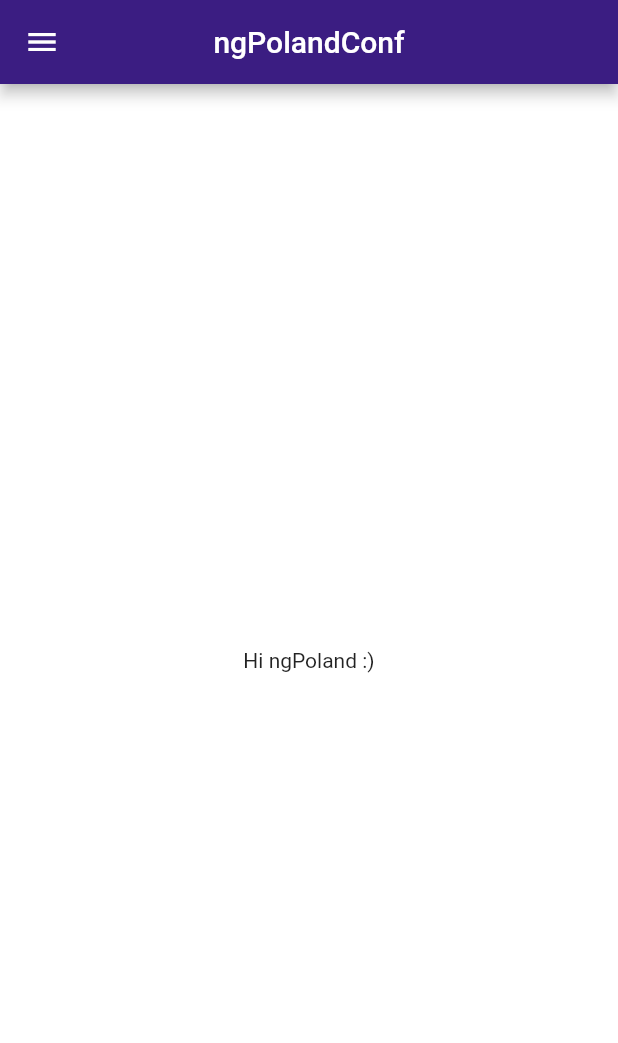
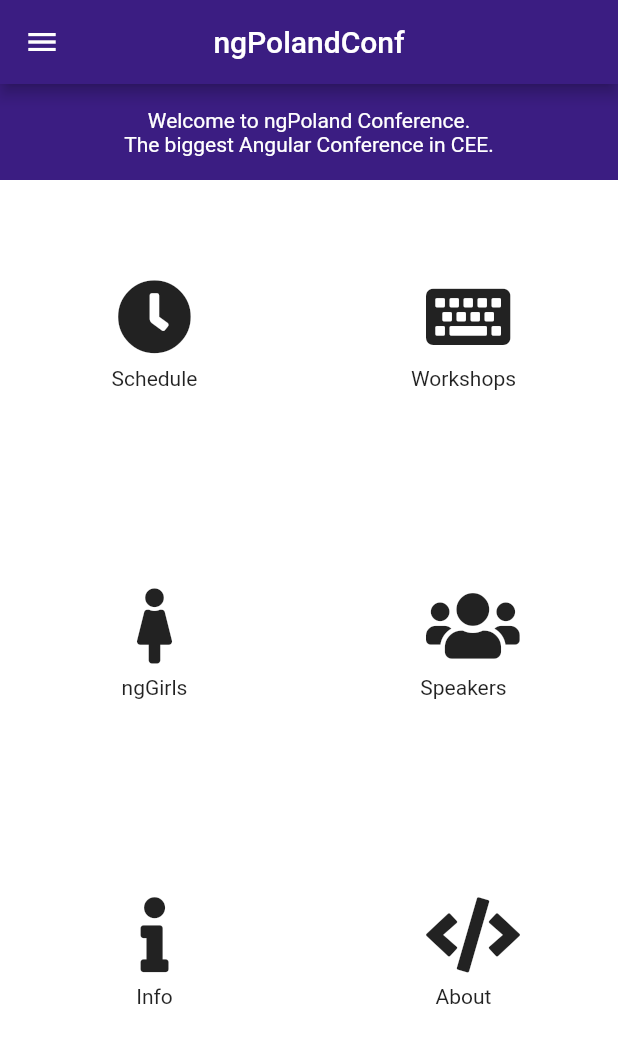
Before and after one commit to gdgradzymin/ngPolandConfNext, a Flutter app: the screen it shows after launch, on a phone screen of 412 x 824 dp. Shown: the top 1043 px of the screen. Run offline on Flutter 3.47's test engine with Material 2 defaults, Android fonts, the phone set to English and light mode, and no system bars; our stand-ins replace font_awesome_flutter, shared_preferences; statements that could not run were skipped.

Commit message:
Added screen Home

```diff
--- a/lib/screens/home.dart
+++ b/lib/screens/home.dart
@@ -1,5 +1,6 @@
 import 'package:flutter/material.dart';
 import 'package:ng_poland_conf_next/widgets/drawer.dart';
+import 'package:ng_poland_conf_next/widgets/home/tabs.dart';
 
 class Home extends StatelessWidget {
   static const routeName = '/';
@@ -18,10 +19,29 @@
       drawer: DrawerNg(),
       body: Center(
         child: Column(
-          mainAxisAlignment: MainAxisAlignment.center,
+          mainAxisAlignment: MainAxisAlignment.start,
           children: <Widget>[
-            Text(
-              'Hi ngPoland :)',
+            Container(
+              color: Theme.of(context).primaryColor,
+              width: double.infinity,
+              padding: const EdgeInsets.all(16.0),
+              child: Column(
+                children: [
+                  Text(
+                    'Welcome to ngPoland Conference.',
+                    textAlign: TextAlign.center,
+                    style: TextStyle(color: Colors.white),
+                  ),
+                  Text(
+                    'The biggest Angular Conference in CEE.',
+                    textAlign: TextAlign.center,
+                    style: TextStyle(color: Colors.white),
+                  ),
+                ],
+              ),
+            ),
+            Expanded(
+              child: HomeTabs(),
             ),
           ],
         ),
--- /dev/null
+++ b/lib/widgets/home/button.dart
@@ -0,0 +1,47 @@
+import 'package:flutter/material.dart';
+import 'package:ng_poland_conf_next/providers/themeManager.dart';
+import 'package:provider/provider.dart';
+
+class HomeButton extends StatelessWidget {
+  final String name;
+  final IconData icon;
+  final String routeName;
+
+  HomeButton({
+    this.name,
+    this.icon,
+    this.routeName,
+  });
+
+  @override
+  Widget build(BuildContext context) {
+    return InkWell(
+      onTap: () {
+        Navigator.of(context).pushReplacementNamed(routeName);
+      },
+      child: Column(
+        mainAxisAlignment: MainAxisAlignment.center,
+        children: [
+          Icon(
+            icon,
+            color: Provider.of<ThemeNotifier>(context).darkTheme
+                ? Theme.of(context).accentColor
+                : Theme.of(context).primaryColor,
+            size: 50,
+          ),
+          SizedBox(
+            height: MediaQuery.of(context).size.height * 0.01,
+          ),
+          Text(
+            name,
+            style: TextStyle(
+              color: Provider.of<ThemeNotifier>(context).darkTheme
+                  ? Colors.white
+                  : Theme.of(context).accentColor,
+            ),
+          ),
+        ],
+      ),
+    );
+  }
+}
--- /dev/null
+++ b/lib/widgets/home/tabs.dart
@@ -0,0 +1,51 @@
+import 'package:flutter/material.dart';
+import 'package:font_awesome_flutter/font_awesome_flutter.dart';
+import 'package:ng_poland_conf_next/screens/about.dart';
+import 'package:ng_poland_conf_next/screens/info.dart';
+import 'package:ng_poland_conf_next/screens/ngGirls.dart';
+import 'package:ng_poland_conf_next/screens/schedule.dart';
+import 'package:ng_poland_conf_next/screens/speakers.dart';
+import 'package:ng_poland_conf_next/screens/workShops.dart';
+import 'package:ng_poland_conf_next/widgets/home/button.dart';
+
+class HomeTabs extends StatelessWidget {
+  @override
+  Widget build(BuildContext context) {
+    return GridView.count(
+      primary: false,
+      crossAxisCount: 2,
+      children: <Widget>[
+        HomeButton(
+          name: 'Schedule',
+          icon: FontAwesomeIcons.solidClock,
+          routeName: Schedule.routeName,
+        ),
+        HomeButton(
+          name: 'Workshops',
+          icon: FontAwesomeIcons.solidKeyboard,
+          routeName: WorkShops.routeName,
+        ),
+        HomeButton(
+          name: 'ngGirls',
+          icon: FontAwesomeIcons.female,
+          routeName: NgGirls.routeName,
+        ),
+        HomeButton(
+          name: 'Speakers',
+          icon: FontAwesomeIcons.users,
+          routeName: Speakers.routeName,
+        ),
+        HomeButton(
+          name: 'Info',
+          icon: FontAwesomeIcons.info,
+          routeName: Info.routeName,
+        ),
+        HomeButton(
+          name: 'About',
+          icon: FontAwesomeIcons.code,
+          routeName: About.routeName,
+        ),
+      ],
+    );
+  }
+}
```
